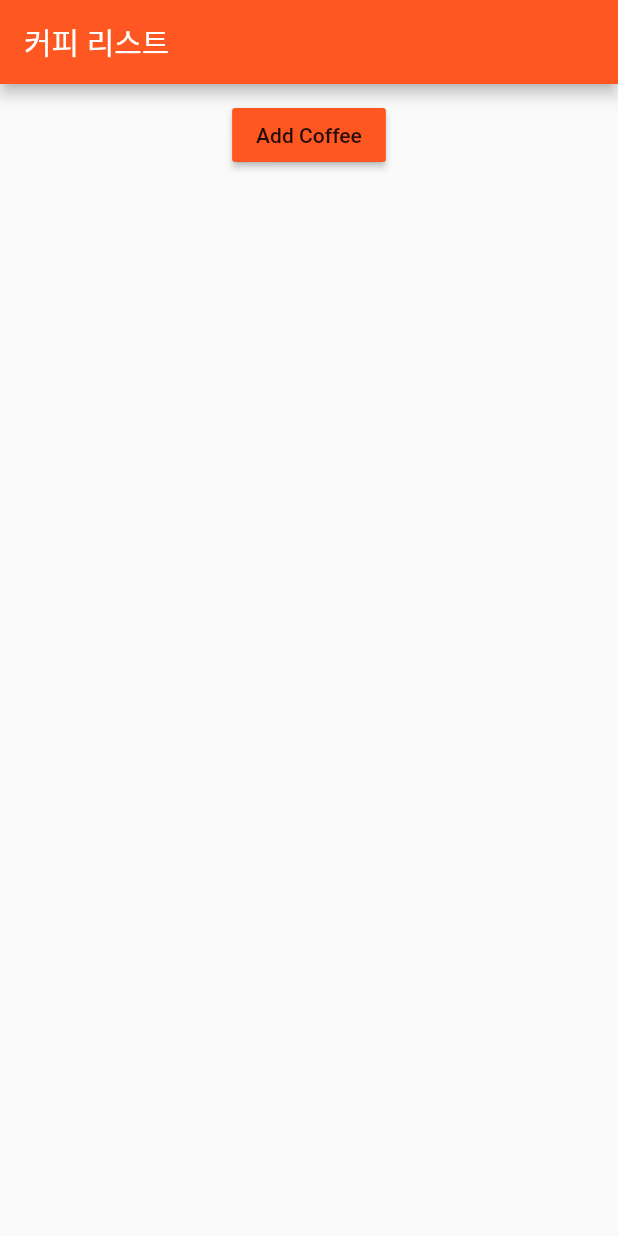
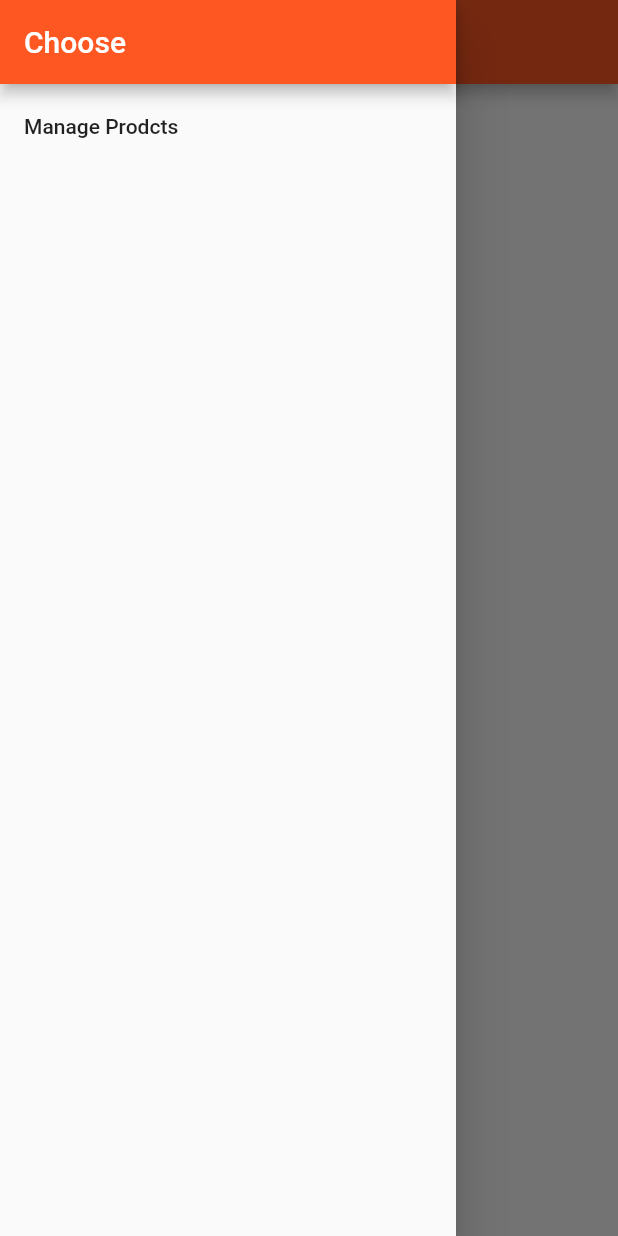
Before and after one commit to hukoru/flutter_course, a Flutter app: the ProductsPage screen opened directly, with the side drawer open (before the commit the screen has no drawer), on a phone screen of 412 x 824 dp. Run offline on Flutter 3.47's test engine with Material 2 defaults, Android fonts, the phone set to English and light mode, and no system bars.

Commit message:
Adding Left Menu

```diff
--- a/lib/pages/products.dart
+++ b/lib/pages/products.dart
@@ -5,6 +5,20 @@ class ProductsPage extends StatelessWidget {
   @override
   Widget build(BuildContext context) {
     return Scaffold(
+      drawer: Drawer(
+        child: Column(
+          children: <Widget>[
+            AppBar(
+              automaticallyImplyLeading: false,
+              title: Text('Choose'),
+            ),
+            ListTile(
+              title: Text('Manage Prodcts'),
+              onTap: () {},
+            )
+          ],
+        ),
+      ),
       appBar: AppBar(
         title: Text('커피 리스트'),
       ),
```
